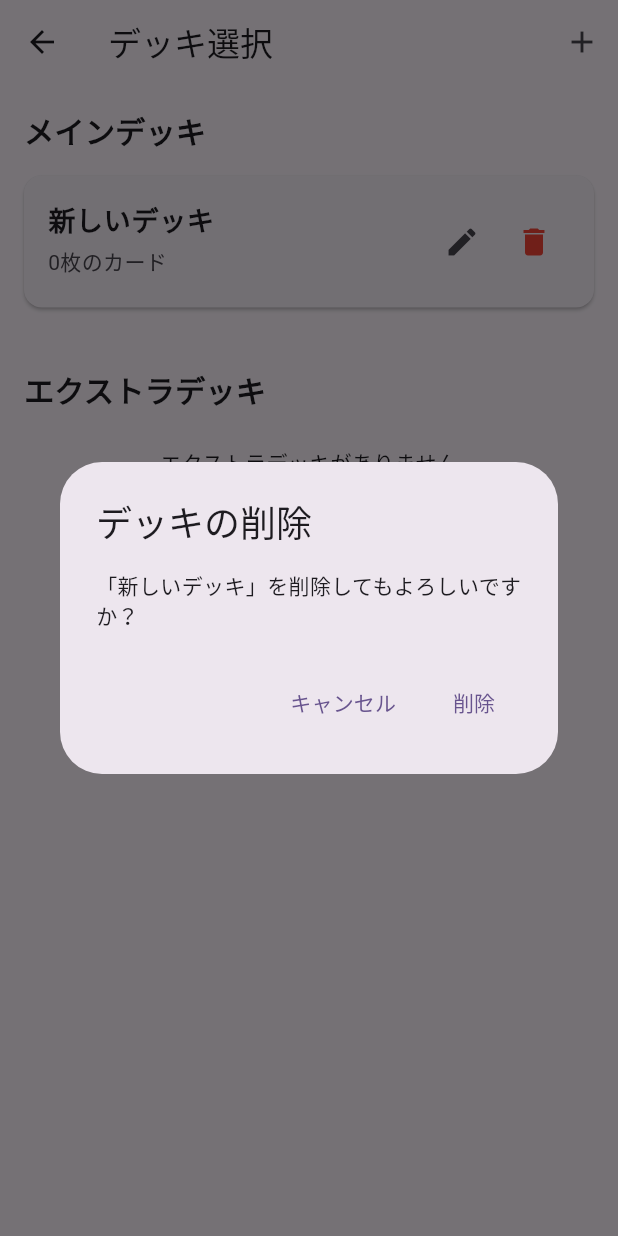
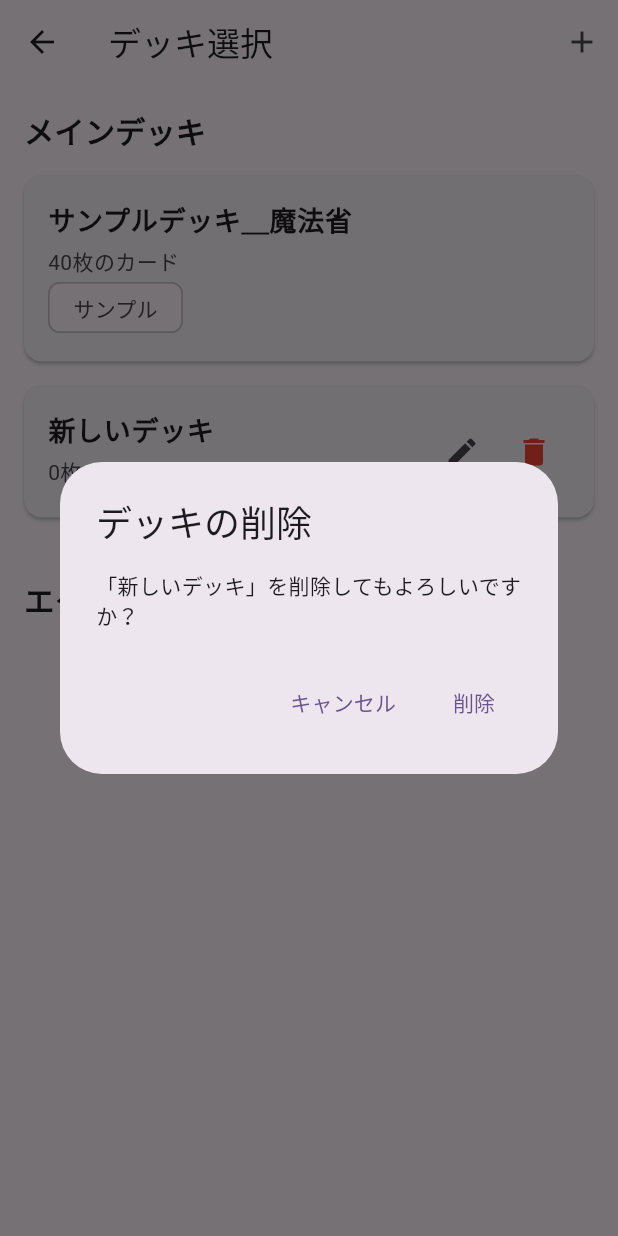
Before and after one commit to vdnih/solitcg, a Flutter app: the DeckSelectorScreen screen opened by its route, after a tap on the "add" icon, after a tap on the "delete" icon, on a phone screen of 412 x 824 dp. Run offline on Flutter 3.47's test engine with Material 3 defaults, Android fonts, the phone set to English and light mode, and no system bars; our stand-ins replace firebase_core, flutter_riverpod, yaml; missing offline and left inert: flame, universal_html; accounts and stored records are empty.

Commit message:
feat: サンプルデッキ＿魔法省を追加（読み取り専用）
プレイヤーがデッキ構築なしに即プレイできるよう、常に利用可能な
読み取り専用サンプルデッキを実装。Deck モデルに isReadOnly フラグを追加し、
UI・ロジック両方でガードすることで編集・削除を防ぐ。

Co-Authored-By: Claude Sonnet 4.6 <noreply@anthropic.com>

```diff
--- a/lib/domain/models/deck.dart
+++ b/lib/domain/models/deck.dart
@@ -10,12 +10,14 @@ class Deck {
   String name;                   // デッキ名
   DeckType type;                 // デッキタイプ
   List<String> cardIds = [];     // カードIDのリスト
+  final bool isReadOnly;         // 読み取り専用フラグ（サンプルデッキ等）
 
   Deck({
     required this.id,
     required this.name,
     required this.type,
     List<String>? cardIds,
+    this.isReadOnly = false,
   }) : cardIds = cardIds ?? [];
 
   /// デッキ内のカード枚数
--- a/lib/ui/screens/deck_builder_screen.dart
+++ b/lib/ui/screens/deck_builder_screen.dart
@@ -21,7 +21,7 @@ class DeckBuilderScreen extends ConsumerWidget {
       appBar: AppBar(
         title: Text(selectedDeck?.name ?? 'デッキビルダー'),
         actions: [
-          if (selectedDeck != null)
+          if (selectedDeck != null && !selectedDeck.isReadOnly)
             ..._buildAppBarActions(context, ref, selectedDeck),
         ],
       ),
@@ -244,6 +244,7 @@ class _DeckContentView extends ConsumerWidget {
                         mainAxisSize: MainAxisSize.min,
                         children: [
                           Text('×${entry.value}'),
+                          if (!deck.isReadOnly)
                             IconButton(
                               icon: const Icon(Icons.remove_circle_outline,
                                   color: Colors.red),
@@ -388,7 +389,7 @@ class _CardCollectionViewState extends ConsumerState<_CardCollectionView> {
                   itemBuilder: (context, index) {
                     final card = filteredCards[index];
                     return InkWell(
-                      onTap: () => _addCardToDeck(card),
+                      onTap: widget.deck.isReadOnly ? null : () => _addCardToDeck(card),
                       onLongPress: () => showDialog(
                           context: context,
                           builder: (context) => CardDetailDialog(card: card)),
--- a/lib/ui/screens/deck_selector_screen.dart
+++ b/lib/ui/screens/deck_selector_screen.dart
@@ -129,9 +129,16 @@ class DeckSelectorScreen extends ConsumerWidget {
           children: [
             const SizedBox(height: 4),
             Text('${deck.cardCount}枚のカード'),
+            if (deck.isReadOnly)
+              const Chip(
+                label: Text('サンプル'),
+                visualDensity: VisualDensity.compact,
+              ),
           ],
         ),
-        trailing: Row(
+        trailing: deck.isReadOnly
+            ? null
+            : Row(
                 mainAxisSize: MainAxisSize.min,
                 children: [
                   IconButton(icon: const Icon(Icons.edit), onPressed: () => _selectDeck(context, ref, deck)),
```
Also changed, not shown: lib/data/repositories/deck_repository.dart (+57 -1 lines), lib/providers/deck_provider.dart (+14 -4 lines), 1 other file. Lines whose indentation alone changed are shown as unchanged.
